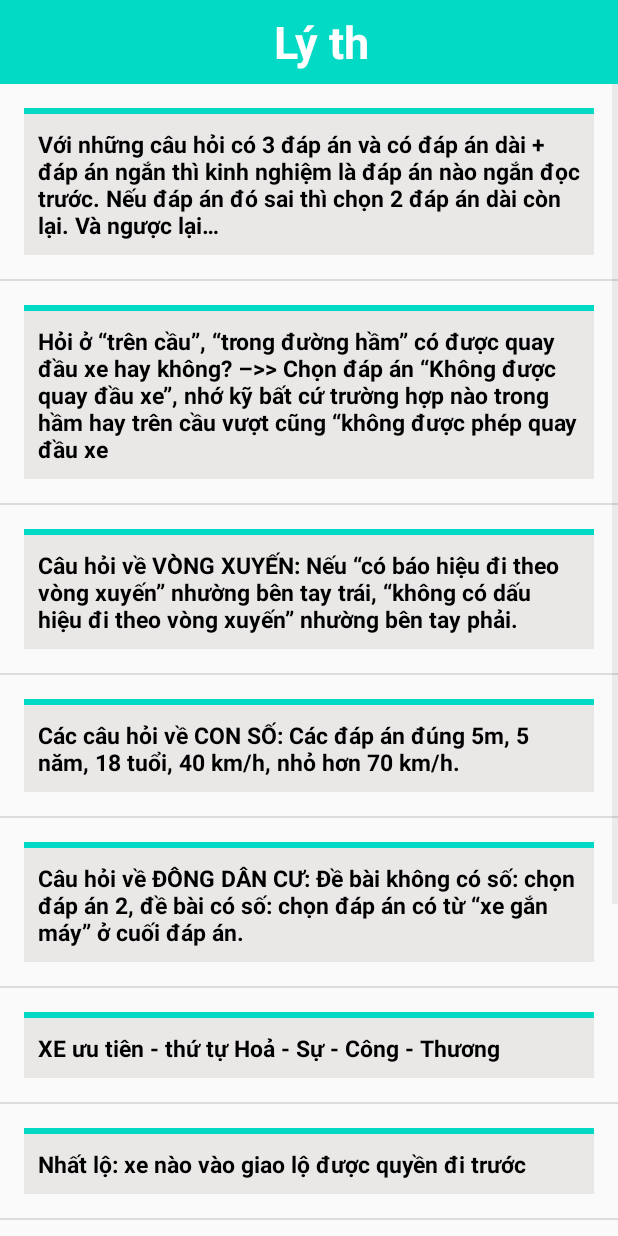
After one commit to Nguyen-Tu-Van/APP_LXA1, an Android app: the lythuyet screen opened directly, with no data from a screen before it, on a phone screen of 412 x 824 dp. The commit adds this screen. Run offline under Robolectric (Android 15) with nearby library versions, the phone set to English and light mode, and no system bars; 2 statements that could not run were skipped.

Commit message:
long gui code ly thuet

```diff
--- a/app/src/main/AndroidManifest.xml
+++ b/app/src/main/AndroidManifest.xml
@@ -9,7 +9,8 @@
         android:roundIcon="@mipmap/ic_launcher_round"
         android:supportsRtl="true"
         android:theme="@style/Theme.APP_LXA1">
-        <activity android:name=".dethi"></activity>
+        <activity android:name=".lythuyet"></activity>
+        <activity android:name=".dethi" />
         <activity android:name=".ketquathi" />
         <activity android:name=".thisathach2" />
         <activity android:name=".thisathach" />
--- a/app/src/main/java/com/example/app_lxa1/MainActivity.kt
+++ b/app/src/main/java/com/example/app_lxa1/MainActivity.kt
@@ -21,7 +21,7 @@ class MainActivity : AppCompatActivity() {
         val bienbao = findViewById<ImageButton>(R.id.bt_bienBao)
         val meo = findViewById<ImageButton>(R.id.bt_meo)
         val thi = findViewById<ImageButton>(R.id.bt_thiSatHach)
-        val lythuyet = findViewById<ImageButton>(R.id.bt_lyThuyet)
+        val lyth = findViewById<ImageButton>(R.id.bt_lyThuyet)
         val tracuu = findViewById<ImageButton>(R.id.bt_traCuu)
 
         thi.setOnClickListener{
@@ -36,7 +36,9 @@ class MainActivity : AppCompatActivity() {
             var intent = Intent(this,meoghinho::class.java)
             startActivity(intent)
         }
-
-
+        lyth.setOnClickListener{
+            var intent = Intent(this,lythuyet::class.java)
+            startActivity(intent)
+        }
     }
 }
--- /dev/null
+++ b/app/src/main/java/com/example/app_lxa1/lythuyet.kt
@@ -0,0 +1,65 @@
+package com.example.app_lxa1
+
+import android.content.Context
+import android.content.Intent
+import android.os.Bundle
+import android.view.LayoutInflater
+import android.view.View
+import android.view.ViewGroup
+import android.widget.ArrayAdapter
+import android.widget.ListView
+import android.widget.TextView
+import androidx.appcompat.app.AppCompatActivity
+import androidx.appcompat.widget.Toolbar
+
+class lythuyet : AppCompatActivity() {
+    var listView: ListView? = null
+    var mcontent = arrayOf(
+        "Với những câu hỏi có 3 đáp án và có đáp án dài + đáp án ngắn thì kinh nghiệm là đáp án nào ngắn đọc trước. Nếu đáp án đó sai thì chọn 2 đáp án dài còn lại. Và ngược lại…",
+        "Hỏi ở “trên cầu”, “trong đường hầm” có được quay đầu xe hay không? –>> Chọn đáp án “Không được quay đầu xe”, nhớ kỹ bất cứ trường hợp nào trong hầm hay trên cầu vượt cũng “không được phép quay đầu xe",
+        "Câu hỏi về VÒNG XUYẾN: Nếu “có báo hiệu đi theo vòng xuyến” nhường bên tay trái, “không có dấu hiệu đi theo vòng xuyến” nhường bên tay phải.",
+        "Các câu hỏi về CON SỐ: Các đáp án đúng 5m, 5 năm, 18 tuổi, 40 km/h, nhỏ hơn 70 km/h.",
+        "Câu hỏi về ĐÔNG DÂN CƯ: Đề bài không có số: chọn đáp án 2, đề bài có số: chọn đáp án có từ “xe gắn máy” ở cuối đáp án.",
+        "XE ưu tiên - thứ tự Hoả - Sự - Công - Thương",
+        "Nhất lộ: xe nào vào giao lộ được quyền đi trước",
+        "Câu hỏi về NỒNG ĐỘ CỒN: Mô tô: thì chọn đáp án 1. Ô tô: thì chọn đáp án 2.",
+        "Những câu hỏi có đáp án chứa các từ: “bị nghiêm cấm”, “không được”, “UBND cấp tỉnh”, “Cơ quan, tổ chức, cá nhân” thì mình chọn luôn đáp án đó.",
+        "Những câu hỏi liên quan đến khuân vác, vận chuyển chất gây hại, vật nặng: Chọn ngay đáp án “bị nghiêm cấm”."
+    )
+    override fun onCreate(savedInstanceState: Bundle?) {
+        super.onCreate(savedInstanceState)
+        setContentView(R.layout.activity_lythuyet)
+        val toolbar: Toolbar = findViewById<View>(R.id.toolbarMeo) as Toolbar
+        setSupportActionBar(toolbar)
+        if (supportActionBar != null) {
+            supportActionBar!!.setDisplayHomeAsUpEnabled(true)
+            supportActionBar!!.setDisplayShowHomeEnabled(true)
+        }
+        toolbar.setNavigationOnClickListener(
+            View.OnClickListener
+        { var intent = Intent(this,MainActivity::class.java)
+            startActivity(intent) }
+        )
+        listView = findViewById(R.id.listViewLyThuyet)
+        val adapter: lythuyet.MyAdapter = MyAdapter(this, mcontent)
+        listView!!.adapter = adapter
+    }
+    internal inner class MyAdapter(
+        context1: Context,
+        var rContent: Array<String>
+    ) :
+        ArrayAdapter<String?>(context1, R.layout.row_lythuyet, R.id.texViewLyThuyet,rContent) {
+        override fun getView(
+            position: Int,
+            convertView: View?,
+            parent: ViewGroup
+        ): View {
+            val layoutInflater =
+                getApplicationContext().getSystemService(Context.LAYOUT_INFLATER_SERVICE) as LayoutInflater
+            val row: View = layoutInflater.inflate(R.layout.row_lythuyet, parent, false)
+            val myContent = row.findViewById<TextView>(R.id.texViewLyThuyet)
+            myContent.text = rContent[position]
+            return row
+        }
+    }
+}
--- /dev/null
+++ b/app/src/main/res/layout/activity_lythuyet.xml
@@ -0,0 +1,48 @@
+<?xml version="1.0" encoding="utf-8"?>
+<androidx.constraintlayout.widget.ConstraintLayout xmlns:android="http://schemas.android.com/apk/res/android"
+    xmlns:app="http://schemas.android.com/apk/res-auto"
+    xmlns:tools="http://schemas.android.com/tools"
+    android:layout_width="match_parent"
+    android:layout_height="match_parent"
+    tools:context=".lythuyet">
+    <LinearLayout
+        android:layout_width="match_parent"
+        android:layout_height="match_parent"
+        android:orientation="vertical">
+
+        <androidx.appcompat.widget.Toolbar
+            android:id="@+id/toolbar2"
+            android:layout_width="match_parent"
+            android:layout_height="wrap_content"
+            android:background="@color/teal_200"
+            android:minHeight="?attr/actionBarSize"
+            android:theme="?attr/actionBarTheme"
+            >
+            <TextView
+                android:id="@+id/textview1"
+                android:layout_width="match_parent"
+                android:layout_height="wrap_content"
+                android:gravity="center"
+                android:text="Lý th"
+                android:textColor="#FFF"
+                android:textSize="30sp"
+                android:textStyle="bold"
+                />
+        </androidx.appcompat.widget.Toolbar>
+
+        <LinearLayout
+            android:layout_width="match_parent"
+            android:layout_height="match_parent"
+            android:orientation="vertical"
+            tools:context=".lythuyet">
+
+            <ListView
+                android:id="@+id/listViewLyThuyet"
+                android:layout_width="match_parent"
+                android:layout_height="wrap_content">
+
+            </ListView>
+        </LinearLayout>
+
+    </LinearLayout>
+</androidx.constraintlayout.widget.ConstraintLayout>
--- /dev/null
+++ b/app/src/main/res/layout/row_lythuyet.xml
@@ -0,0 +1,59 @@
+<?xml version="1.0" encoding="utf-8"?>
+<LinearLayout
+    xmlns:android="http://schemas.android.com/apk/res/android"
+    android:layout_width="match_parent"
+    android:layout_height="wrap_content"
+    android:orientation="horizontal"
+    android:padding="16dp"
+    >
+    <LinearLayout
+        android:layout_width="match_parent"
+        android:layout_height="wrap_content"
+        android:orientation="vertical"
+        >
+        <View
+            android:layout_width="match_parent"
+            android:layout_height="4dp"
+            android:background="@color/teal_200"
+            />
+        <LinearLayout
+            xmlns:android="http://schemas.android.com/apk/res/android"
+            android:layout_width="match_parent"
+            android:layout_height="wrap_content"
+            android:orientation="vertical"
+            >
+            <LinearLayout
+                android:layout_width="match_parent"
+                android:layout_height="wrap_content"
+                android:orientation="vertical"
+                android:background="#eae7e7"
+                >
+                <TextView
+                    android:id="@+id/texViewLyThuyet"
+                    android:layout_width="wrap_content"
+                    android:layout_height="wrap_content"
+                    android:text="abc xyz"
+                    android:textColor="#000"
+                    android:textStyle="bold"
+                    android:layout_marginTop="9dp"
+                    android:layout_marginLeft="9dp"
+                    android:layout_marginRight="9dp"
+                    android:layout_marginBottom="9dp"
+                    android:textSize="15sp"
+                    />
+                <ImageView
+                    android:id="@+id/anhCauHoi"
+                    android:layout_width="250dp"
+                    android:layout_height="125dp"
+                    android:visibility="gone"
+                    android:background="@android:color/transparent"
+                    android:layout_marginLeft="13dp"
+                    android:layout_marginRight="13dp"
+                    android:scaleType="fitCenter"
+                    android:layout_gravity="center"
+                    android:layout_marginBottom="13dp"
+                    />
+            </LinearLayout>
+        </LinearLayout>
+    </LinearLayout>
+</LinearLayout>
```
